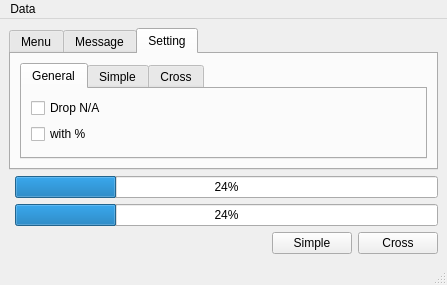
Before: the Qt Designer form src/lite/ui_mainwindow.ui in mugwort-rc/qsurveytools, drawn with Qt 5.
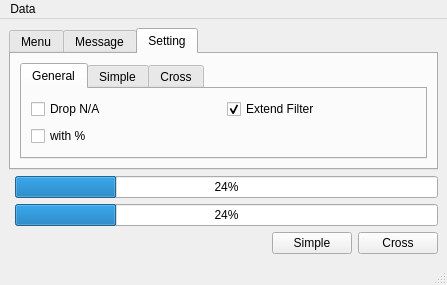
After: the same form once the commit is applied. The open tabs and pages were chosen to show the change.

Commit message: New feature; extend filter.

```diff
--- a/src/lite/ui_mainwindow.ui
+++ b/src/lite/ui_mainwindow.ui
@@ -163,24 +163,31 @@
            <attribute name="title">
             <string>General</string>
            </attribute>
-           <layout class="QFormLayout" name="formLayout_2">
-            <property name="fieldGrowthPolicy">
-             <enum>QFormLayout::AllNonFixedFieldsGrow</enum>
-            </property>
-            <item row="2" column="0">
-             <widget class="QCheckBox" name="checkBoxWithPercent">
-              <property name="text">
-               <string>with %</string>
-              </property>
-             </widget>
-            </item>
-            <item row="1" column="0">
+           <layout class="QGridLayout" name="gridLayout_4">
+            <item row="0" column="0">
              <widget class="QCheckBox" name="checkBoxDropNA">
               <property name="text">
                <string>Drop N/A</string>
               </property>
              </widget>
             </item>
+            <item row="0" column="1">
+             <widget class="QCheckBox" name="checkBoxExtendFilter">
+              <property name="text">
+               <string>Extend Filter</string>
+              </property>
+              <property name="checked">
+               <bool>true</bool>
+              </property>
+             </widget>
+            </item>
+            <item row="1" column="0">
+             <widget class="QCheckBox" name="checkBoxWithPercent">
+              <property name="text">
+               <string>with %</string>
+              </property>
+             </widget>
+            </item>
            </layout>
           </widget>
           <widget class="QWidget" name="tabSimple">
```
Left out of the diff: 2 changed lines with no effect on the pictures. The commit also changes 6 other files.
